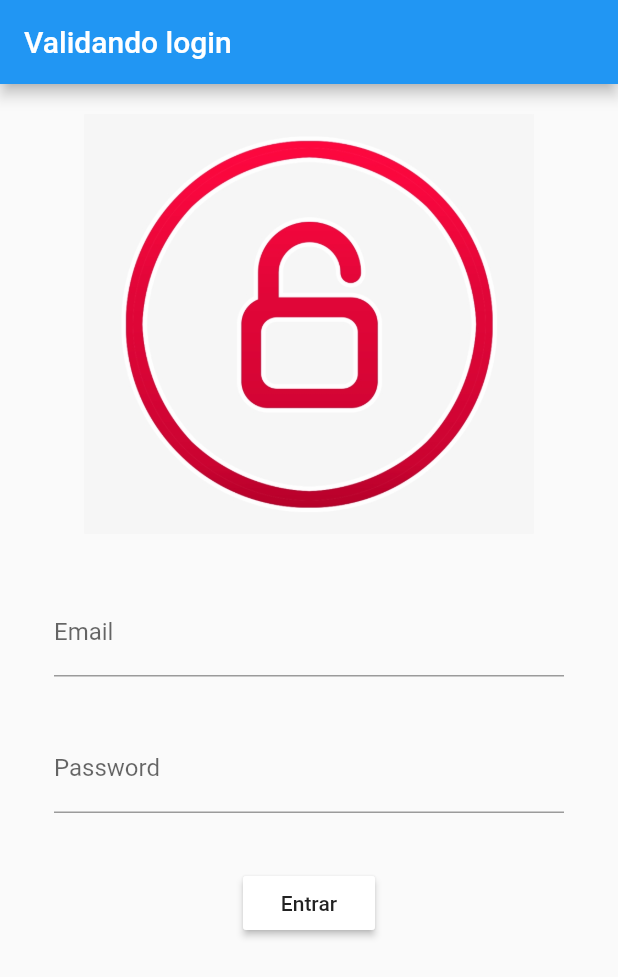
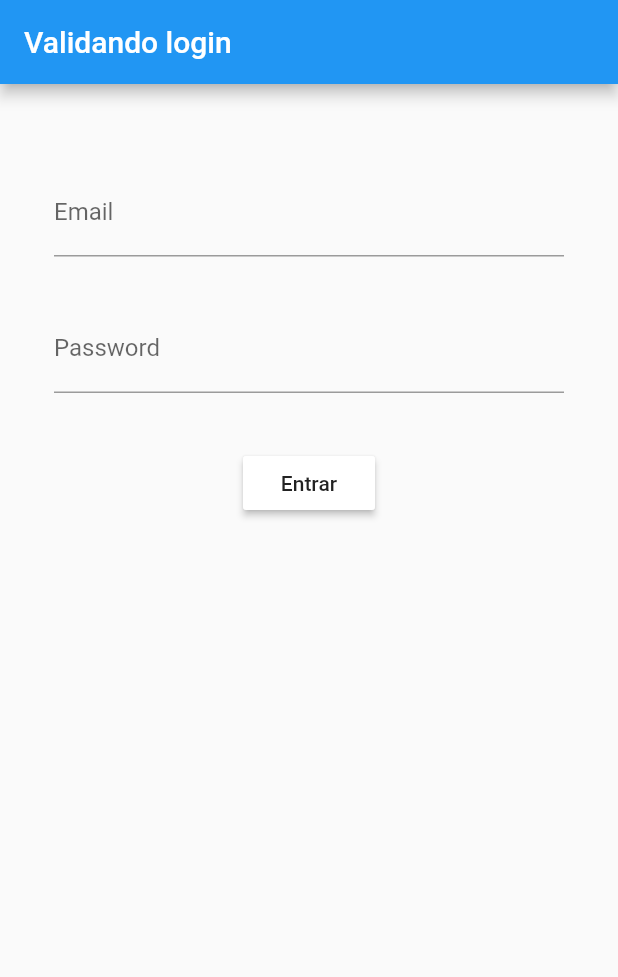
Before and after one commit to AlvaroDeveloperSoftware/login_componente, a Flutter app: the screen it shows after launch, on a phone screen of 412 x 824 dp. Shown: the top 977 px of the screen. Run offline on Flutter 3.47's test engine with Material 2 defaults, Android fonts, the light colour scheme and no system bars; accounts and stored records are empty.

Commit message:
Quitando foto

```diff
--- a/lib/loggin_button.dart
+++ b/lib/loggin_button.dart
@@ -46,8 +46,8 @@ class LoginButton extends StatelessWidget {
             //que contendrá varios hijos en un array de Widget.
             child: Column(children: <Widget>[
               //Se inserta una imagen
-              Image.asset('assets/images/login_image.png',
-                    width: 440, height: 280),
+              // Image.asset('assets/images/login_image.png',
+              //       width: 440, height: 280),
               //Se asigna un padding superior de 20px.
               const Padding(padding: EdgeInsets.only(top: 20)),
               //Se llaman a los widgets del formulario.
--- a/pubspec.yaml
+++ b/pubspec.yaml
@@ -3,7 +3,7 @@ description: Proyecto en el que se realiza un componente login.
 
 # The following line prevents the package from being accidentally published to
 # pub.dev using `flutter pub publish`. This is preferred for private packages.
-homepage: 'https://github.com/alvaroramasfranco/login_componente' # Remove this line if you wish to publish to pub.dev
+repository: https://github.com/alvaroramasfranco/login_componente # Remove this line if you wish to publish to pub.dev
 
 # The following defines the version and build number for your application.
 # A version number is three numbers separated by dots, like 1.2.43
```
